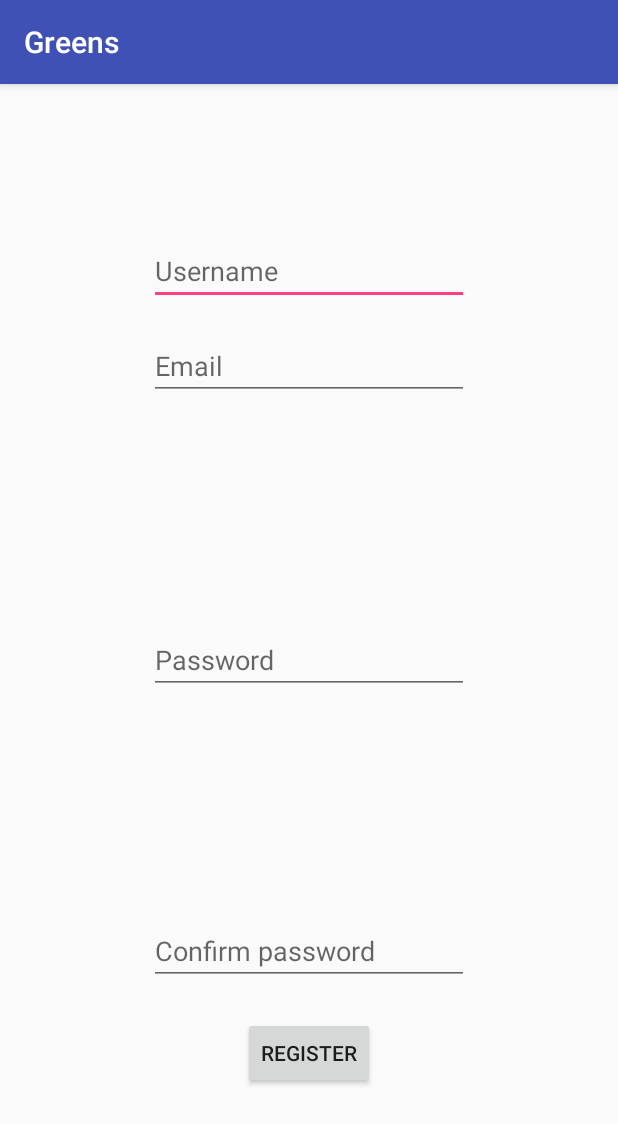
After one commit to dennmar/Greens, an Android app: the fragment RegisterFragment shown on its own in the app's theme, on a phone screen of 412 x 824 dp. The commit adds this screen. Shown: the top 1124 px of the screen. Run offline under Robolectric (Android 15) with nearby library versions, the phone set to English and light mode, and no system bars.

Commit message:
Add register view

```diff
--- /dev/null
+++ b/android/app/src/main/java/com/example/dennis/greens/RegisterFragment.java
@@ -0,0 +1,45 @@
+package com.example.dennis.greens;
+
+import android.content.Intent;
+import android.os.Bundle;
+import android.support.v4.app.Fragment;
+import android.view.LayoutInflater;
+import android.view.View;
+import android.view.ViewGroup;
+import android.widget.Button;
+
+public class RegisterFragment extends Fragment {
+    @Override
+    public void onCreate(Bundle savedInstanceState) {
+        super.onCreate(savedInstanceState);
+    }
+
+    @Override
+    public View onCreateView(LayoutInflater inflater, ViewGroup container,
+                             Bundle savedInstanceState) {
+        View rootView = inflater.inflate(R.layout.register_frag_view,
+                container, false);
+
+        Button submitBtn = rootView.findViewById(R.id.registerSubmitBtn);
+        submitBtn.setOnClickListener(new View.OnClickListener() {
+           @Override
+           public void onClick(View v) {
+               Intent greensIntent = new Intent(getActivity(), GreensActivity.class);
+
+               // prevent back button from going to login
+               greensIntent.addFlags(Intent.FLAG_ACTIVITY_CLEAR_TOP |
+                       Intent.FLAG_ACTIVITY_CLEAR_TASK |
+                       Intent.FLAG_ACTIVITY_NEW_TASK);
+
+               startActivity(greensIntent);
+           }
+        });
+
+        return rootView;
+    }
+
+    @Override
+    public void onPause() {
+        super.onPause();
+    }
+}
--- /dev/null
+++ b/android/app/src/main/res/layout/register_frag_view.xml
@@ -0,0 +1,58 @@
+<?xml version="1.0" encoding="utf-8"?>
+<RelativeLayout
+    xmlns:android="http://schemas.android.com/apk/res/android"
+    xmlns:tools="http://schemas.android.com/tools"
+    android:layout_width="match_parent"
+    android:layout_height="match_parent">
+
+    <EditText
+        android:id="@+id/registerUsernameText"
+        android:hint="Username"
+        android:layout_width="wrap_content"
+        android:layout_height="wrap_content"
+        android:layout_alignParentTop="true"
+        android:layout_centerHorizontal="true"
+        android:layout_marginTop="102dp"
+        android:ems="10"
+        android:inputType="textPersonName" />
+
+    <EditText
+        android:id="@+id/registerEmailText"
+        android:hint="Email"
+        android:layout_width="wrap_content"
+        android:layout_height="wrap_content"
+        android:layout_alignParentTop="true"
+        android:layout_centerHorizontal="true"
+        android:layout_marginTop="165dp"
+        android:ems="10"
+        android:inputType="textEmailAddress" />
+
+    <EditText
+        android:id="@+id/registerPasswordText"
+        android:hint="Password"
+        android:layout_width="wrap_content"
+        android:layout_height="wrap_content"
+        android:layout_centerInParent="true"
+        android:ems="10"
+        android:inputType="textPassword" />
+
+    <EditText
+        android:id="@+id/registerPassword2Text"
+        android:hint="Confirm password"
+        android:layout_width="wrap_content"
+        android:layout_height="wrap_content"
+        android:layout_alignParentBottom="true"
+        android:layout_centerHorizontal="true"
+        android:layout_marginBottom="167dp"
+        android:ems="10"
+        android:inputType="textPassword" />
+
+    <Button
+        android:id="@+id/registerSubmitBtn"
+        android:layout_width="wrap_content"
+        android:layout_height="wrap_content"
+        android:layout_alignParentBottom="true"
+        android:layout_centerHorizontal="true"
+        android:layout_marginBottom="98dp"
+        android:text="Register" />
+</RelativeLayout>
```
Also changed, not shown: android/app/src/main/java/com/example/dennis/greens/FragmentDisplayActivity.java (added, +14 -0 lines), android/app/src/main/java/com/example/dennis/greens/InitialFragment.java (added, +47 -0 lines), android/app/src/main/java/com/example/dennis/greens/LoginActivity.java (+4 -16 lines), android/app/src/main/java/com/example/dennis/greens/LoginFragment.java (added, +45 -0 lines), android/app/src/main/res/layout/initial_frag_view.xml (added, +23 -0 lines), android/app/src/main/res/layout/login_activity_view.xml (+2 -9 lines), android/app/src/main/res/layout/login_frag_view.xml (added, +37 -0 lines).
